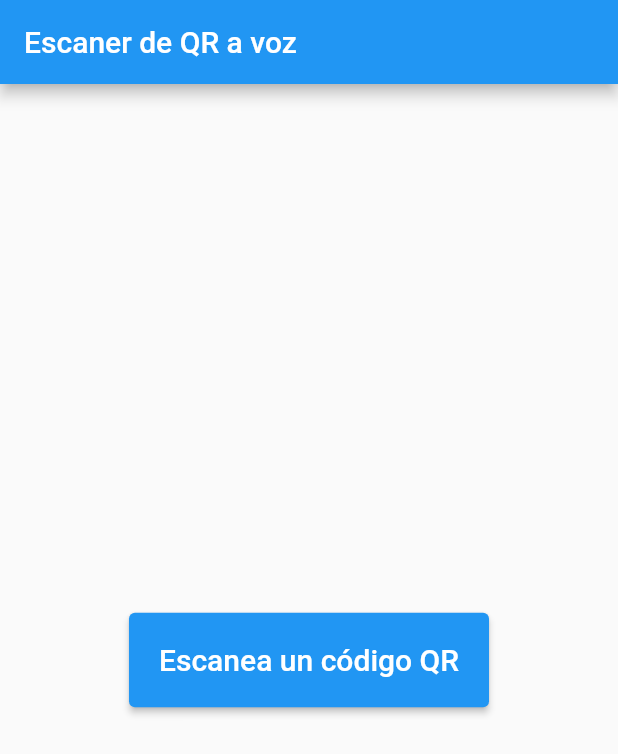
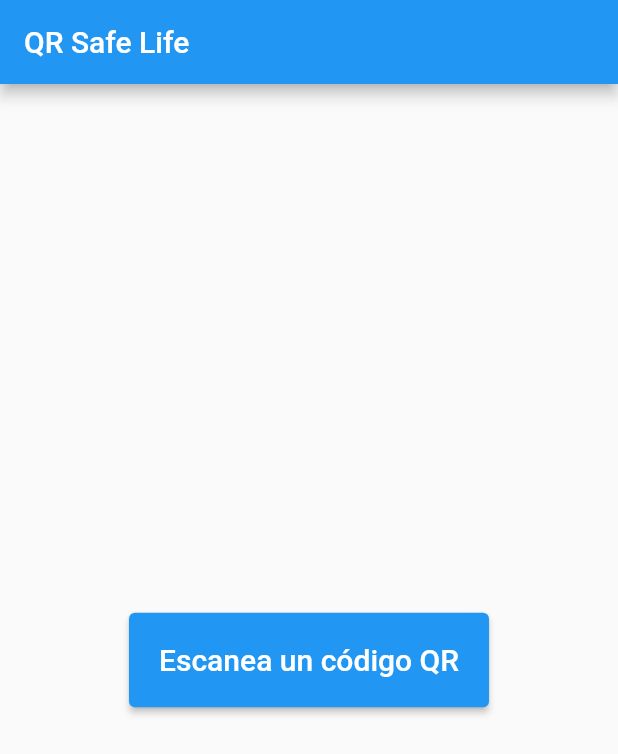
Before and after one commit to ArturoCamacho0/text_to_speech_qr, a Flutter app: the screen it shows after launch, on a phone screen of 412 x 824 dp. Shown: the top 754 px of the screen. Run offline on Flutter 3.47's test engine with Material 2 defaults, Android fonts, the light colour scheme and no system bars; our stand-ins replace flutter_tts; missing offline and left inert: barcode_scan.

Commit message:
Finalizando el proyecto

```diff
--- a/lib/main.dart
+++ b/lib/main.dart
@@ -12,7 +12,7 @@ class MyApp extends StatelessWidget {
   Widget build(BuildContext context) {
     return MaterialApp(
       debugShowCheckedModeBanner: false,
-      title: 'Flutter Demo',
+      title: 'QR Safe Life',
       theme: ThemeData(
         primarySwatch: Colors.blue,
       ),
--- a/lib/screens/scan_code.dart
+++ b/lib/screens/scan_code.dart
@@ -15,7 +15,7 @@ class _ScannerState extends State<Scanner> {
     qrCodeResult = "";
     return Scaffold(
       appBar: AppBar(
-        title: const Text("Escaner de QR a voz"),
+        title: const Text("QR Safe Life"),
       ),
       body: Center(
         child: (qrCodeResult == null) || (qrCodeResult == "")
--- a/lib/screens/text_tospeech.dart
+++ b/lib/screens/text_tospeech.dart
@@ -83,7 +83,7 @@ class _TextSpeechState extends State<TextSpeech> {
     await flutterTts.setLanguage("es-US");
     await flutterTts.setVolume(2);
     await flutterTts.awaitSpeakCompletion(true);
-    await flutterTts.speak(widget.text);
+    await flutterTts.speak("El producto que escaneó fue " + widget.text);
   }
 
   @override
--- a/pubspec.yaml
+++ b/pubspec.yaml
@@ -36,10 +36,16 @@ dependencies:
   cupertino_icons: ^1.0.2
   barcode_scan: ^3.0.1
   flutter_tts: ^3.2.2
+  flutter_launcher_icons: ^0.9.2
 
 dev_dependencies:
   flutter_test:
     sdk: flutter
+
+flutter_icons:
+  image_path: 'assets/images/qr_safe_life.png'
+  android: true
+  ios: true
 
   # The "flutter_lints" package below contains a set of recommended lints to
   # encourage good coding practices. The lint set provided by the package is
```
Also changed, not shown: assets/images/qr_safe_life.png (added), pubspec.lock, 22 other files.
